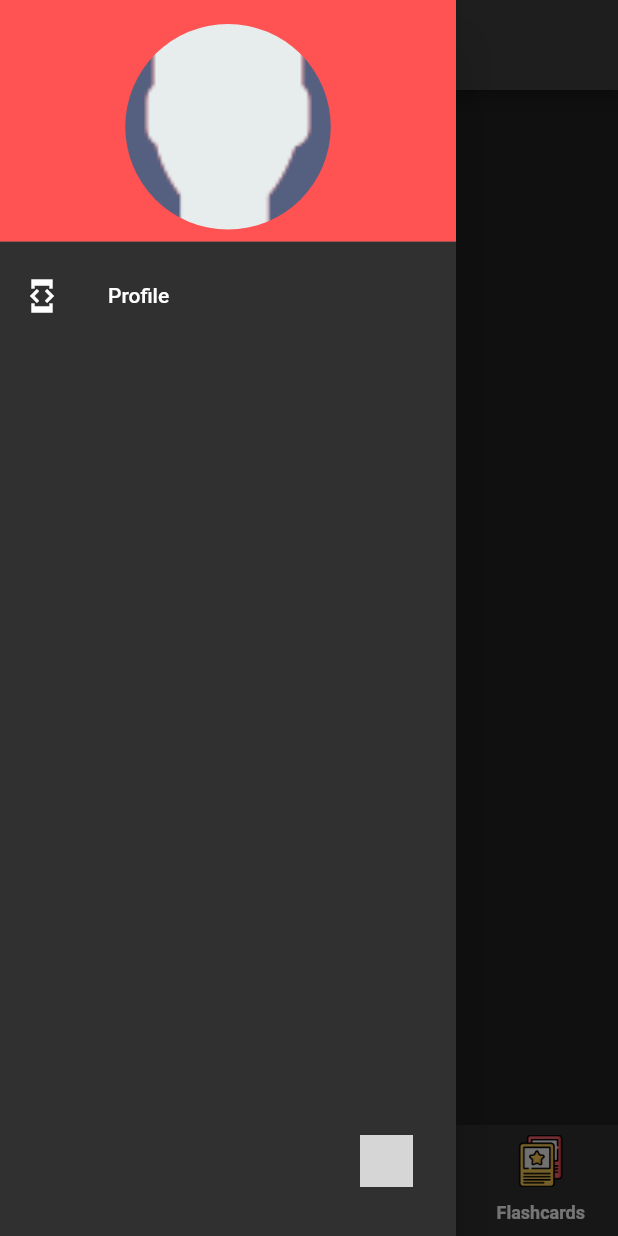
After one commit to SkeletonPythons/studify, a Flutter app: the NavBar screen opened by its route, with the side drawer open, on a phone screen of 412 x 824 dp. The commit adds this screen. Run offline on Flutter 3.47's test engine with Material 2 defaults, Android fonts, the phone set to English and light mode, and no system bars; our stand-ins replace cloud_firestore, firebase_auth, firebase_core, flutter_form_builder, flutter_svg, font_awesome_flutter and 7 more; missing offline and left inert: flutterfire_ui, googleapis; accounts and stored records are empty; Roboto replaces fonts that are missing (Ubuntu); grey boxes are pictures that could not be loaded.

Commit message:
new navigation system in place
navigation using the tabs is now default navigation, calendar and timers need to be switched to new nav routes

```diff
--- /dev/null
+++ b/lib/controllers/navbar_controller.dart
@@ -0,0 +1,91 @@
+// ignore_for_file: prefer_const_constructors
+import 'package:get/get.dart';
+import 'package:flutter/material.dart';
+import 'package:google_fonts/google_fonts.dart';
+import 'package:studify/routes/routes.dart';
+import '../../../controllers/timer_controllers/timer_controller.dart';
+import '../../../views/pages/calendar_page/calendar_page.dart';
+import '../../../views/pages/flashcard_page/flashcard_page.dart';
+import '../../../views/pages/dashboard_page/dashboard_page.dart';
+import '../../../views/pages/timers_page/timer_homepage.dart';
+import '../../../views/widgets/app_bar.dart';
+import '../../../controllers/home_controller.dart';
+import '../../../services/auth.dart';
+
+class NavBarController extends GetxController
+with GetSingleTickerProviderStateMixin {
+  static RxInt currentIndex = 0.obs;
+  late TabController tabController;
+
+  final GlobalKey<ScaffoldState> scaffoldKey = GlobalKey<ScaffoldState>();
+
+  static List<Widget> tabViews = [
+    Dashboard(),
+    CalendarPage(),
+    TimerHomePage(),
+    FlashcardPage(),
+  ];
+
+  final List<Widget> tabs = [
+    Tab(
+      icon: Image.asset(
+        'assets/icons/home-outlined64x.png',
+        width: 35,
+        height: 35,
+      ),
+      child: Text(
+        'Home',
+        style: GoogleFonts.ubuntu(fontSize: 12, color: Colors.white),
+      ),
+    ),
+    Tab(
+      icon: Image.asset(
+        'assets/icons/calendar-outlined.png',
+        width: 35,
+        height: 35,
+      ),
+      child: Text(
+        'Calendar',
+        style: GoogleFonts.ubuntu(fontSize: 12, color: Colors.white),
+      ),
+    ),
+    Tab(
+      icon: Image.asset(
+        'assets/icons/timer.png',
+        width: 35,
+        height: 35,
+      ),
+      child: Text(
+        'Timers',
+        style: GoogleFonts.ubuntu(fontSize: 12, color: Colors.white),
+      ),
+    ),
+    Tab(
+      icon: Image.asset(
+        'assets/icons/flashcards.png',
+        width: 35,
+        height: 35,
+      ),
+      child: Text(
+        'Flashcards',
+        style: GoogleFonts.ubuntu(fontSize: 12, color: Colors.white),
+      ),
+    ),
+  ];
+
+  @override
+  void onInit() {
+    super.onInit();
+    tabController = TabController(length: tabViews.length, vsync: this);
+    tabController.addListener(() {
+      currentIndex.value = tabController.index;
+      update();
+    });
+  }
+
+  @override
+  void onClose() {
+    tabController.dispose();
+    super.onClose();
+  }
+}
--- a/lib/controllers/timer_controllers/timer_controller.dart
+++ b/lib/controllers/timer_controllers/timer_controller.dart
@@ -1,8 +1,9 @@
 // ignore_for_file: prefer_const_constructors
 // ignore_for_file: non_constant_identifier_names
 import 'package:get/get.dart';
+import 'package:studify/controllers/navbar_controller.dart';
 import 'package:studify/views/pages/timers_page/pomodoro.dart';
-import '../../views/pages/bottom_nav_page/bottom_nav_bar.dart';
+import '../../views/pages/bottom_nav_page/OLD_navbar.dart';
 import '../../views/pages/timers_page/timer_homepage.dart';
 import 'package:flutter/material.dart';
 import 'package:studify/views/pages/calendar_page/calendar_page.dart';
@@ -24,10 +25,10 @@ class TimerController extends GetxController {
   void ScreensIfPomodoroActive() // if the Pomodoro timer is active, the timer homepage becomes the active timer itself in the navbar
   {
     if (isRunning.value == true) {
-      BottomNavBarState.screens[2] = PomodoroTimer();
-      BottomNavBarState.selectedIndex = 2;
+      NavBarController.tabViews[2] = PomodoroTimer();
+      NavBarController.currentIndex.value = 2;
     } else {
-      BottomNavBarState.screens[2] = TimerHomePage();
+      NavBarController.tabViews[2] = TimerHomePage();
     }
   }
 }
--- a/lib/routes/routes.dart
+++ b/lib/routes/routes.dart
@@ -2,13 +2,14 @@
 // ignore_for_file: prefer_const_constructors
 import 'package:get/get.dart';
 import 'package:studify/controllers/flashcard_controller.dart';
+import 'package:studify/views/pages/bottom_nav_page/navbar.dart';
 import 'package:studify/views/pages/dashboard_page/dashboard_page.dart';
 import 'package:studify/views/pages/timers_page/pomodoro.dart';
 
 import '../views/pages/splash_page/splash_page.dart';
 import '../views/pages/login_page/login_page.dart';
 import '../views/pages/timers_page/timer_homepage.dart';
-import '../views/pages/bottom_nav_page/bottom_nav_bar.dart';
+import '../views/pages/bottom_nav_page/OLD_navbar.dart';
 import '../views/pages/timers_page/timer_pomodoro_setup.dart';
 import '../views/pages/alternate_reality/alt_home.dart';
 import '../views/pages/calendar_page/add_event.dart';
@@ -43,7 +44,7 @@ class AppPages {
     ),
     GetPage(
       name: Routes.NAVBAR,
-      page: () => BottomNavBar(),
+      page: () => NavBar(),
       binding: FlashcardBinding(),
     ),
     GetPage(
--- a/lib/views/pages/alternate_reality/alt_home_controller.dart
+++ b/lib/views/pages/alternate_reality/alt_home_controller.dart
@@ -1,4 +1,4 @@
-// ignore_for_file: prefer_final_fields, unused_field
+// ignore_for_file: prefer_const_constructors,prefer_final_fields, unused_field
 
 import 'package:flutter/material.dart';
 import 'package:get/get.dart';
@@ -21,7 +21,7 @@ class AltHomeController extends GetxController
   final List<Widget> tabViews = [
     const AltDashboard(),
     const CalendarPage(),
-    const TimerHomePage(),
+    TimerHomePage(),
     FlashcardPage(),
   ];
   final List<Widget> tabs = [
--- /dev/null
+++ b/lib/views/pages/bottom_nav_page/navbar.dart
@@ -0,0 +1,122 @@
+// ignore_for_file: prefer_const_constructors
+import'package:flutter/material.dart';
+import 'package:get/get.dart';
+import 'package:google_fonts/google_fonts.dart';
+
+import '../../../consts/app_colors.dart';
+import '../../../controllers/navbar_controller.dart';
+import '../../../services/auth.dart';
+import '../../../routes/routes.dart';
+import '../../widgets/app_bar.dart';
+
+class NavBar extends StatelessWidget {
+   NavBar({Key? key}) : super(key: key);
+
+
+  @override
+  Widget build(BuildContext context) {
+    return GetBuilder<NavBarController>(
+      init: Get.put(NavBarController()),
+      initState: (_) {},
+      builder: (_) {
+        return SafeArea(
+          child: Scaffold(
+            key: _.scaffoldKey,
+            backgroundColor: kBackgroundDark,
+            appBar: PreferredSize(
+                preferredSize: Size.fromHeight(60.0),
+                child:
+                DefaultAppBar(() => _.scaffoldKey.currentState!.openDrawer())),
+            drawer: AppBarDrawer(),
+            body: TabBarView(
+              controller: _.tabController,
+              children: NavBarController.tabViews,
+            ),
+            bottomNavigationBar: Material(
+              color: kBackgroundLight,
+              child: TabBar(
+                unselectedLabelStyle: GoogleFonts.ubuntu(
+                  fontSize: 12,
+                  fontWeight: FontWeight.w600,
+                  color: kAccent,
+                ),
+                automaticIndicatorColorAdjustment: false,
+                enableFeedback: true,
+                labelStyle: GoogleFonts.ubuntu(
+                  fontSize: 12,
+                  fontWeight: FontWeight.w600,
+                  color: kAccent,
+                ),
+                onTap: (newIndex) {
+                  NavBarController.currentIndex.value = newIndex;
+                },
+                controller: _.tabController,
+                tabs: _.tabs,
+                indicatorColor: kAccent,
+                labelColor: kBackgroundLight2,
+                unselectedLabelColor: kBackgroundLight,
+              ),
+            ),
+          ),
+        );
+      }
+    );
+  }
+}
+class AltAppBar extends StatelessWidget {
+  const AltAppBar({
+    Key? key,
+    required this.onSideMenuTap,
+  }) : super(key: key);
+
+  final VoidCallback onSideMenuTap;
+
+  @override
+  Widget build(BuildContext context) {
+    return AppBar(
+      backgroundColor: kBackgroundLight2,
+      elevation: 0,
+      leading: IconButton(
+        icon: Icon(
+          Icons.menu,
+          color: kAccent,
+        ),
+        onPressed: onSideMenuTap,
+      ),
+    );
+  }
+}
+
+class AppBarDrawer extends StatelessWidget {
+  const AppBarDrawer({Key? key}) : super(key: key);
+
+  @override
+  Widget build(BuildContext context) {
+    return Drawer(
+      child: ListView(
+        children: <Widget>[
+          DrawerHeader(
+            decoration: BoxDecoration(
+              color: Colors.redAccent,
+            ),
+            child: CircleAvatar(
+              maxRadius: 50,
+              onBackgroundImageError: (value, trace) {},
+              backgroundImage: Auth.instance.USER.photoUrl == ''
+                  ? AssetImage('assets/images/user.png')
+                  : NetworkImage(Auth.instance.USER.photoUrl!, scale: .25)
+              as ImageProvider,
+            ),
+          ),
+          ListTile(
+            leading: Icon(
+              Icons.developer_mode_sharp,
+            ),
+            title: Text('Profile'),
+            onTap: () => Get.snackbar('Error!', 'This on tap function does nothing yet!'),
+          ),
+        ],
+      ),
+    );
+  }
+}
--- a/lib/views/pages/timers_page/timer_pomodoro_setup.dart
+++ b/lib/views/pages/timers_page/timer_pomodoro_setup.dart
@@ -14,7 +14,7 @@ import 'package:studify/routes/routes.dart';
 import '../../../controllers/timer_controllers/pomodoro_controller.dart';
 import '../../../controllers/timer_controllers/timer_controller.dart';
 import '../../../models/pomodoro_models/pomodoro_history.dart';
-import '../bottom_nav_page/bottom_nav_bar.dart';
+import '../bottom_nav_page/OLD_navbar.dart';
 
 class PomodoroSetUp extends StatefulWidget {
   const PomodoroSetUp({Key? key}) : super(key: key);
--- a/lib/views/widgets/app_bar.dart
+++ b/lib/views/widgets/app_bar.dart
@@ -27,8 +27,6 @@ class DefaultAppBar extends StatelessWidget {
             color: Colors.red,
             size: 36,
           ),
-          // icon: Image.asset(sideMenuIcon,
-          //     fit: BoxFit.fill, color: Colors.red[900], height: 50, width: 50),
           onPressed: () => onSideMenuTap(),
         ),
         actions: []);
```
Also changed, not shown: lib/views/pages/bottom_nav_page/OLD_navbar.dart (renamed from lib/views/pages/bottom_nav_page/bottom_nav_bar.dart).
